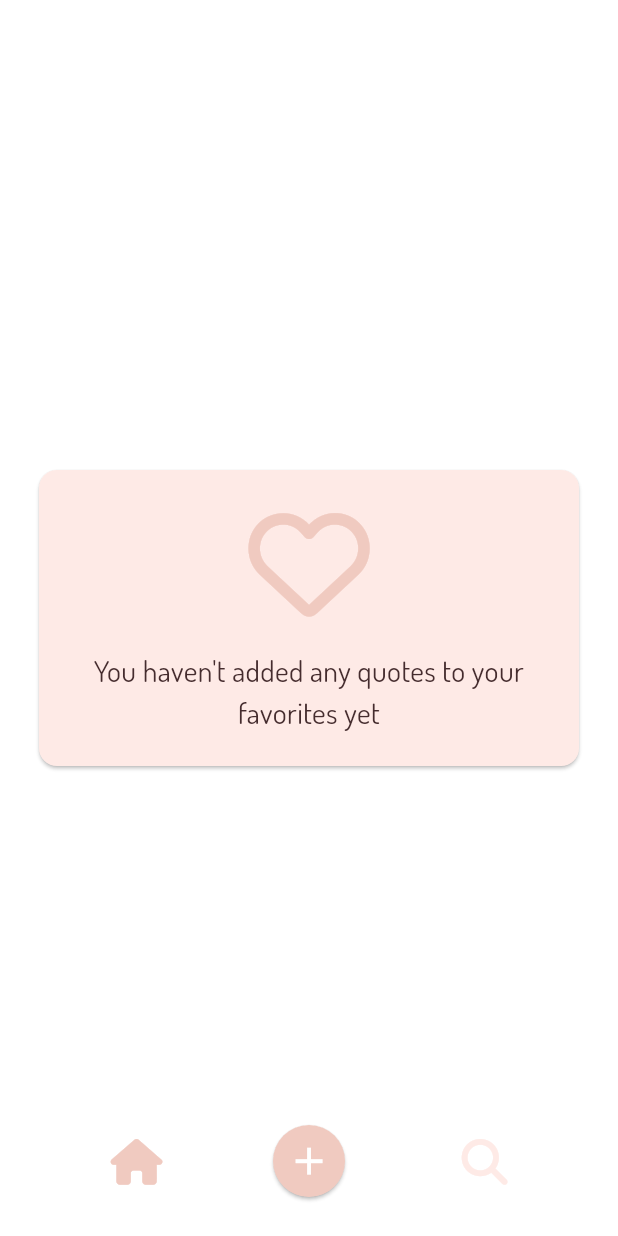
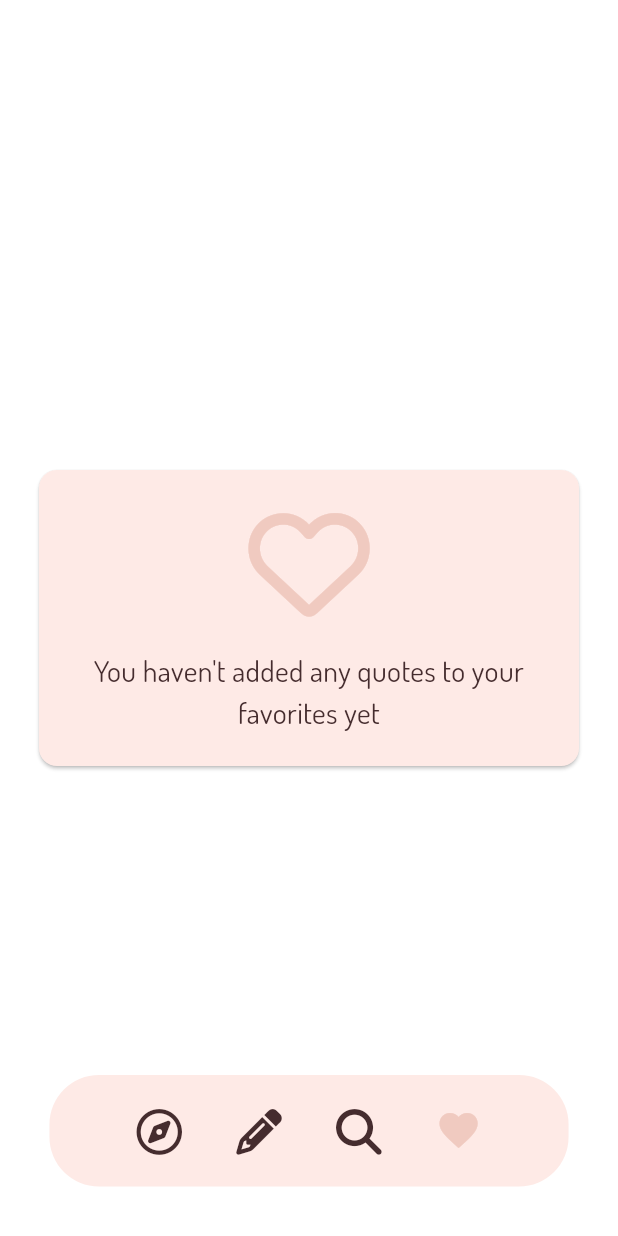
Before and after one commit to passion-127/flutter-quote_generator, a Flutter app: the FavoriteScreen screen opened by its route, on a phone screen of 412 x 824 dp. Run offline on Flutter 3.47's test engine with Material 2 defaults, Android fonts, the phone set to English and light mode, and no system bars; our stand-ins replace flutter_riverpod, flutter_screenutil, font_awesome_flutter, freezed_annotation, go_router; missing offline and left inert: flex_color_picker.

Commit message:
favorite, created by you screen added bottom nav

```diff
--- a/lib/presentation/routers/routes.dart
+++ b/lib/presentation/routers/routes.dart
@@ -20,28 +20,28 @@ final routes = [
             child: HomeScreen.builder(context, state),
           );
         },
-        routes: [
+      ),
       GoRoute(
-            path: 'favorites',
+        path: '/createdByYou',
         pageBuilder: (context, state) {
           return NoTransitionPage(
-                child: FavoriteScreen.builder(context, state),
+            child: CreateByYouScreen.builder(context, state),
           );
         },
       ),
       GoRoute(
-            path: 'latest',
+        path: '/search',
         pageBuilder: (context, state) {
           return NoTransitionPage(
-                child: LatestQuoteScreen.builder(context, state),
+            child: SearchScreen.builder(context, state),
           );
         },
       ),
       GoRoute(
-            path: 'createdByYou',
+        path: '/favorites',
         pageBuilder: (context, state) {
           return NoTransitionPage(
-                child: CreatedByYouScreen.builder(context, state),
+            child: FavoriteScreen.builder(context, state),
           );
         },
       ),
@@ -55,14 +55,4 @@ final routes = [
       );
     },
   ),
-      GoRoute(
-        path: '/search',
-        pageBuilder: (context, state) {
-          return NoTransitionPage(
-            child: SearchScreen.builder(context, state),
-          );
-        },
-      ),
-    ],
-  )
 ];
--- a/lib/presentation/screens/bottom_nav_bar_shell.dart
+++ b/lib/presentation/screens/bottom_nav_bar_shell.dart
@@ -2,7 +2,7 @@ import 'package:flutter/material.dart';
 import 'package:flutter_screenutil/flutter_screenutil.dart';
 import 'package:font_awesome_flutter/font_awesome_flutter.dart';
 import 'package:go_router/go_router.dart';
-import 'package:quote_generator/presentation/theme/dimensions.dart';
+import 'package:quote_generator/presentation/theme/theme.dart';
 import 'package:quote_generator/presentation/widgets/widgets.dart';
 
 class BottomNavBarShell extends StatelessWidget {
@@ -40,27 +40,40 @@ class BottomNavBarShell extends StatelessWidget {
             padding: const EdgeInsets.only(bottom: 0).w,
             child: Align(
               alignment: Alignment.bottomCenter,
+              child: Container(
+                margin: Dimensions.kPaddingAllLarger,
                 child: BottomNavBar(
                   items: [
                     BottomNavBarItem(
-                    child: _BottomNavBarIcon(
-                      displayIcon: FontAwesomeIcons.house,
+                      child: BottomNavBarIcon(
+                        displayIcon: FontAwesomeIcons.compass,
                         isSelected: _isItemSelected('/home'),
                       ),
                       onTap: () => context.go('/home'),
                     ),
                     BottomNavBarItem(
-                    child: const _AddQuoteButtom(),
-                    onTap: () => context.go('/createQuote'),
+                      child: BottomNavBarIcon(
+                        displayIcon: FontAwesomeIcons.pencil,
+                        isSelected: _isItemSelected('/createdByYou'),
+                      ),
+                      onTap: () => context.go('/createdByYou'),
                     ),
                     BottomNavBarItem(
-                    child: _BottomNavBarIcon(
+                      child: BottomNavBarIcon(
                         displayIcon: FontAwesomeIcons.magnifyingGlass,
                         isSelected: _isItemSelected('/search'),
                       ),
                       onTap: () => context.go('/search'),
                     ),
+                    BottomNavBarItem(
+                      child: BottomNavBarIcon(
+                        displayIcon: Icons.favorite,
+                        isSelected: _isItemSelected('/favorites'),
+                      ),
+                      onTap: () => context.go('/favorites'),
+                    ),
                   ],
+                ),
               ),
             ),
           ),
@@ -69,52 +82,3 @@ class BottomNavBarShell extends StatelessWidget {
     );
   }
 }
-
-class _AddQuoteButtom extends StatelessWidget {
-  const _AddQuoteButtom({Key? key}) : super(key: key);
-
-  @override
-  Widget build(BuildContext context) {
-    final colorScheme = Theme.of(context).colorScheme;
-    final Color displayIconColor = colorScheme.surface;
-    return Card(
-      color: colorScheme.primary,
-      shape: RoundedRectangleBorder(
-        borderRadius: Dimensions.kBorderRadiusAllLarge,
-      ),
-      child: Padding(
-        padding: Dimensions.kPaddingAllSmall,
-        child: Center(
-          child: Icon(
-            Icons.add_sharp,
-            size: Dimensions.iconSizeMedium,
-            color: displayIconColor,
-          ),
-        ),
-      ),
-    );
-  }
-}
-
-class _BottomNavBarIcon extends StatelessWidget {
-  const _BottomNavBarIcon({
-    Key? key,
-    required this.displayIcon,
-    required this.isSelected,
-  }) : super(key: key);
-
-  final IconData displayIcon;
-  final bool isSelected;
-
-  @override
-  Widget build(BuildContext context) {
-    final colorScheme = Theme.of(context).colorScheme;
-    final Color displayIconColor =
-        isSelected ? colorScheme.primary : colorScheme.secondary;
-    return Icon(
-      displayIcon,
-      size: Dimensions.iconSizeMedium,
-      color: displayIconColor,
-    );
-  }
-}
--- a/lib/presentation/screens/home/favorites_screen.dart
+++ b/lib/presentation/screens/favorites_screen.dart
@@ -1,10 +1,8 @@
 import 'package:flutter/material.dart';
 import 'package:font_awesome_flutter/font_awesome_flutter.dart';
 import 'package:go_router/go_router.dart';
-import 'package:quote_generator/data/models/models.dart';
-import 'package:quote_generator/presentation/theme/dimensions.dart';
 import 'package:quote_generator/translations/l10n.dart';
-import 'package:quote_generator/presentation/widgets/quotes/quotes.dart';
+import 'package:quote_generator/presentation/presentation.dart';
 
 class FavoriteScreen extends StatelessWidget {
   static FavoriteScreen builder(
@@ -14,11 +12,12 @@ class FavoriteScreen extends StatelessWidget {
       const FavoriteScreen();
 
   const FavoriteScreen({super.key});
+  static const itemsFav = <QuoteCard>[];
 
   @override
   Widget build(BuildContext context) {
     return Scaffold(
-      body: QuoteModel.itemsFav.isEmpty
+      body: itemsFav.isEmpty
           ? Center(
               child: Padding(
                 padding: Dimensions.kPaddingAllLarge,
@@ -30,7 +29,7 @@ class FavoriteScreen extends StatelessWidget {
             )
           : const ListOfQuotes(
               key: Key('FavoriteScreen'),
-              items: QuoteModel.itemsFav,
+              items: itemsFav,
             ),
     );
   }
--- a/lib/presentation/screens/home/home.dart
+++ /dev/null
@@ -1,4 +0,0 @@
-export 'home_screen.dart';
-export 'created_by_you_screen.dart';
-export 'latest_quote_screen.dart';
-export 'favorites_screen.dart';
--- a/lib/presentation/screens/screens.dart
+++ b/lib/presentation/screens/screens.dart
@@ -1,4 +1,6 @@
 export 'bottom_nav_bar_shell.dart';
-export 'home/home.dart';
 export 'create_quote_screen.dart';
 export 'search_screen.dart';
+export 'created_by_you_screen.dart';
+export 'home_screen.dart';
+export 'favorites_screen.dart';
--- a/lib/presentation/theme/dimensions.dart
+++ b/lib/presentation/theme/dimensions.dart
@@ -9,11 +9,6 @@ class Dimensions {
   static final kPaddingAllLarge = const EdgeInsets.all(20.0).w;
   static final kPaddingAllMedium = const EdgeInsets.all(10.0).w;
   static final kPaddingAllSmall = const EdgeInsets.all(8.0).w;
-
-  static final kPaddingBottomNavBar = const EdgeInsets.only(
-    bottom: 20.0,
-    top: 10,
-  ).w;
 
   static final kPaddingSymetricHorizontal = const EdgeInsets.symmetric(
     horizontal: 16.0,
--- /dev/null
+++ b/lib/presentation/widgets/bottom_navigation/bottom_nav_bar_icon.dart
@@ -0,0 +1,25 @@
+import 'package:flutter/material.dart';
+import 'package:quote_generator/presentation/theme/dimensions.dart';
+
+class BottomNavBarIcon extends StatelessWidget {
+  const BottomNavBarIcon({
+    Key? key,
+    required this.displayIcon,
+    required this.isSelected,
+  }) : super(key: key);
+
+  final IconData displayIcon;
+  final bool isSelected;
+
+  @override
+  Widget build(BuildContext context) {
+    final colorScheme = Theme.of(context).colorScheme;
+    final Color displayIconColor =
+        isSelected ? colorScheme.primary : colorScheme.tertiaryContainer;
+    return Icon(
+      displayIcon,
+      size: Dimensions.iconSizeMedium,
+      color: displayIconColor,
+    );
+  }
+}
--- a/lib/presentation/widgets/bottom_navigation/bottom_navigation.dart
+++ b/lib/presentation/widgets/bottom_navigation/bottom_navigation.dart
@@ -1,4 +1,3 @@
-
-
 export 'bottom_nav_bar_item.dart';
 export 'bottom_navigation_bar.dart';
+export 'bottom_nav_bar_icon.dart';
--- a/lib/presentation/widgets/bottom_navigation/bottom_navigation_bar.dart
+++ b/lib/presentation/widgets/bottom_navigation/bottom_navigation_bar.dart
@@ -8,11 +8,14 @@ class BottomNavBar extends StatelessWidget {
 
   @override
   Widget build(BuildContext context) {
+    final theme = Theme.of(context);
     return Material(
+      color: theme.colorScheme.secondary,
+      borderRadius: Dimensions.kBorderRadiusAllLarge,
       type: MaterialType.canvas,
       clipBehavior: Clip.hardEdge,
       child: Padding(
-        padding: Dimensions.kPaddingBottomNavBar,
+        padding: Dimensions.kPaddingAllLarge,
         child: Row(
           mainAxisAlignment: MainAxisAlignment.spaceEvenly,
           crossAxisAlignment: CrossAxisAlignment.center,
```
Also changed, not shown: lib/presentation/providers/text_settings_provider.dart (+1 -7 lines), lib/presentation/screens/created_by_you_screen.dart (renamed from lib/presentation/screens/home/created_by_you_screen.dart, +9 -10 lines), lib/presentation/screens/home/home_screen.dart (deleted, +0 -69 lines), lib/presentation/screens/home/latest_quote_screen.dart (deleted, +0 -24 lines), lib/presentation/screens/home_screen.dart (added, +48 -0 lines). Lines whose indentation alone changed are shown as unchanged.
